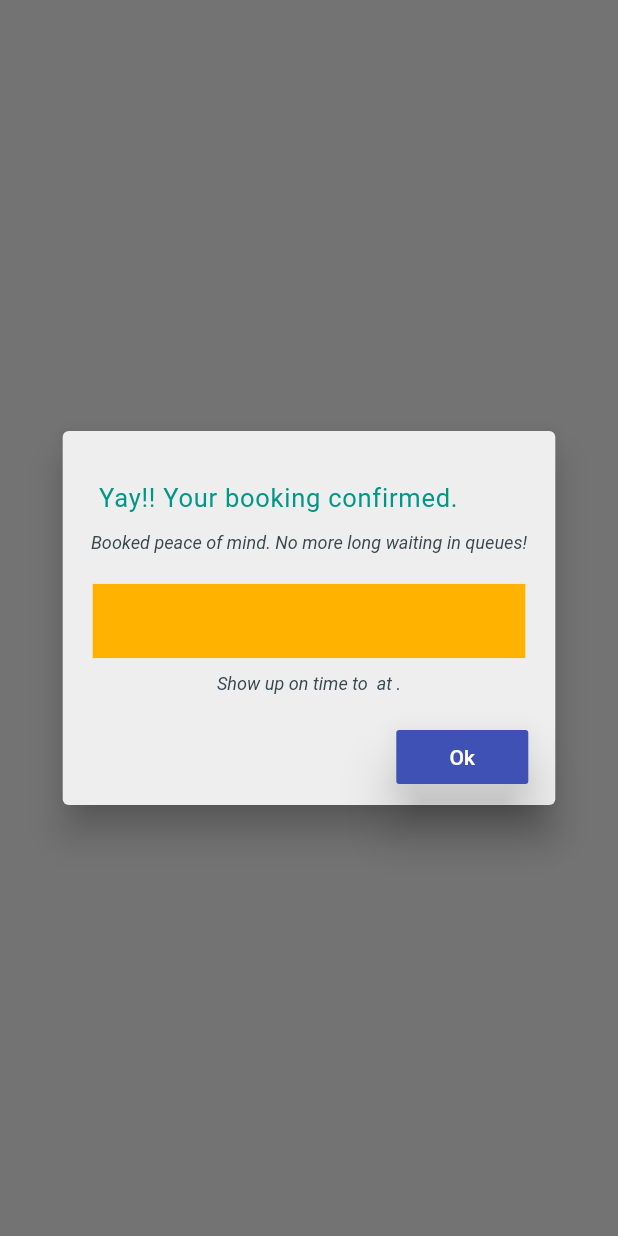
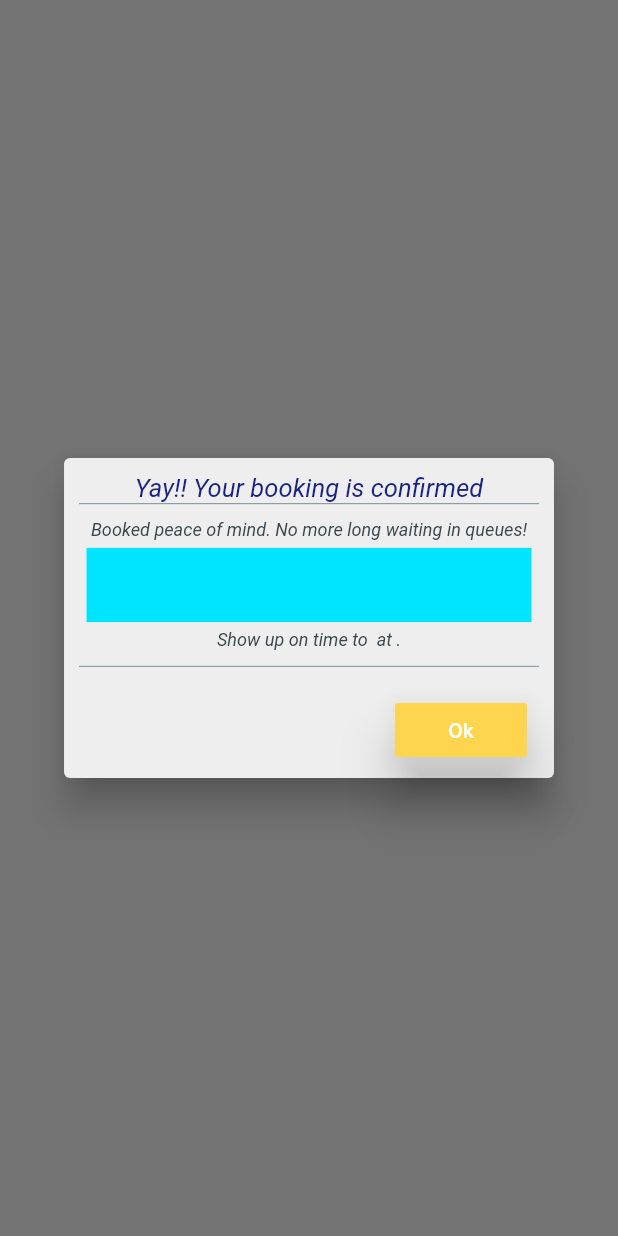
Before and after one commit to ideamango/NoQ, a Flutter app: what showTokenAlert() shows on an empty page, opened directly with empty values, on a phone screen of 412 x 824 dp. Run offline on Flutter 3.47's test engine with Material 2 defaults, Android fonts, the phone set to English and light mode, and no system bars; our stand-ins replace cloud_firestore, firebase_auth, flutter_datetime_picker, geolocator, pinput, progress_dialog and 3 more; missing offline and left inert: barcode_scan, geoflutterfire, map_launcher; accounts and stored records are empty; generated files the repository leaves out were written again; Roboto replaces fonts that are missing (Monsterrat, Montserrat).

Commit message:
Search box and colors changed

```diff
--- a/lib/constants.dart
+++ b/lib/constants.dart
@@ -6,6 +6,11 @@ String homeScreenMsgTxt =
 
 String homeScreenMsgTxt2 = "Avoid rush hours";
 String homeScreenMsgTxt3 = "Be Safe | Save time.";
+
+String tokenHeading = 'Yay!! Your booking is confirmed';
+String tokenTextH1 = "Booked peace of mind. No more long waiting in queues!";
+String tokenTextH2 = "Show up on time to";
+String tokenTextH3 = "Be Safe !! Save Time !!";
 
 String drawerHeaderTxt11 = 'Stay ';
 String drawerHeaderTxt12 = 'Safe!!  ';
--- a/lib/pages/manage_apartment_page.dart
+++ b/lib/pages/manage_apartment_page.dart
@@ -816,7 +816,7 @@ class _ManageApartmentPageState extends State<ManageApartmentPage> {
                 children: <Widget>[
                   Container(
                     decoration: BoxDecoration(
-                        border: Border.all(color: Colors.indigo),
+                        border: Border.all(color: containerColor),
                         color: Colors.grey[50],
                         shape: BoxShape.rectangle,
                         borderRadius: BorderRadius.all(Radius.circular(5.0))),
@@ -889,7 +889,7 @@ class _ManageApartmentPageState extends State<ManageApartmentPage> {
                   ),
                   Container(
                     decoration: BoxDecoration(
-                        border: Border.all(color: Colors.indigo),
+                        border: Border.all(color: containerColor),
                         color: Colors.grey[50],
                         shape: BoxShape.rectangle,
                         borderRadius: BorderRadius.all(Radius.circular(5.0))),
@@ -972,7 +972,7 @@ class _ManageApartmentPageState extends State<ManageApartmentPage> {
                   //THIS CONTAINER
                   Container(
                     decoration: BoxDecoration(
-                        border: Border.all(color: Colors.indigo),
+                        border: Border.all(color: containerColor),
                         color: Colors.grey[50],
                         shape: BoxShape.rectangle,
                         borderRadius: BorderRadius.all(Radius.circular(5.0))),
--- a/lib/pages/token_alert.dart
+++ b/lib/pages/token_alert.dart
@@ -1,4 +1,6 @@
 import 'package:flutter/material.dart';
+import 'package:noq/constants.dart';
+import 'package:noq/widget/widgets.dart';
 import 'package:shared_preferences/shared_preferences.dart';
 
 import '../style.dart';
@@ -44,11 +46,7 @@ Future<String> showTokenAlert(
       barrierDismissible: false,
       builder: (BuildContext context) {
         return new AlertDialog(
-          title: Text(
-            'Yay!! Your booking confirmed.',
-            style: TextStyle(
-                color: Colors.teal, fontFamily: 'Roboto', fontSize: 17.0),
-          ),
+          //  title:
           backgroundColor: Colors.grey[200],
           titleTextStyle: inputTextStyle,
           elevation: 10.0,
@@ -57,20 +55,30 @@ Future<String> showTokenAlert(
               child: Column(
                 mainAxisSize: MainAxisSize.min,
                 children: <Widget>[
-                  Text("Booked peace of mind. No more long waiting in queues!",
-                      style: highlightSubTextStyle),
+                  Text(
+                    tokenHeading,
+                    style: TextStyle(
+                        color: primaryDarkColor,
+                        fontFamily: 'Monsterrat',
+                        fontSize: 17.0),
+                  ),
+                  Divider(color: Colors.blueGrey[400], height: 1),
+                  verticalSpacer,
+                  Text(tokenTextH1, style: highlightSubTextStyle),
                   Container(
                     alignment: Alignment.center,
-                    margin: EdgeInsets.fromLTRB(10, 20, 10, 10),
-                    width: MediaQuery.of(context).size.width * .7,
+                    margin: EdgeInsets.all(5),
+                    width: MediaQuery.of(context).size.width * .72,
                     height: MediaQuery.of(context).size.width * .12,
                     decoration: new BoxDecoration(
-                      color: highlightColor,
+                      color: primaryAccentColor,
                     ),
                     child: Text(tokenNo, style: whiteBoldTextStyle1),
                   ),
-                  Text("Show up on time to $storeName at $time.",
+                  Text(tokenTextH2 + " $storeName at $time.",
                       style: highlightSubTextStyle),
+                  verticalSpacer,
+                  Divider(color: Colors.blueGrey[400], height: 1),
                 ],
               )),
           contentPadding: EdgeInsets.all(10),
@@ -79,7 +87,7 @@ Future<String> showTokenAlert(
               margin: EdgeInsets.fromLTRB(0, 0, 10, 0),
               child: RaisedButton(
                 elevation: 15.0,
-                color: Colors.indigo,
+                color: highlightColor,
                 textColor: Colors.white,
                 child: Text('Ok'),
                 onPressed: () {
--- a/lib/style.dart
+++ b/lib/style.dart
@@ -40,7 +40,7 @@ final drawerdefaultTextStyle = TextStyle(
 );
 
 final highlightBoldTextStyle = TextStyle(
-  color: Colors.blue[700],
+  color: highlightColor,
   fontWeight: FontWeight.w800,
   fontFamily: 'Montserrat',
   letterSpacing: 0.5,
@@ -174,13 +174,19 @@ final homeMsgStyle3 =
 final highlightTextStyle =
     TextStyle(color: Colors.teal, fontFamily: 'Montserrat', fontSize: 20.0);
 
-final Color highlightColor = Colors.amber[600];
+final Color primaryAccentColor = Colors.cyanAccent[400];
+final Color primaryMedColor = Colors.teal[200];
+final Color primaryDarkColor = Colors.indigo[900];
+
+final Color highlightColor = Colors.amber[300];
 final Color unselectedColor = Colors.blueGrey[700];
+final Color disabledColor = Colors.grey[400];
 final BoxDecoration indigoContainer = new BoxDecoration(
     border: Border.all(color: Colors.blueGrey[500]),
     shape: BoxShape.rectangle,
     color: Colors.blueGrey[500],
     borderRadius: BorderRadius.all(Radius.circular(4.0)));
+final Color containerColor = Colors.blueGrey[500];
 final BoxDecoration soildLightContainer = new BoxDecoration(
     border: Border.all(color: Colors.teal[200]),
     shape: BoxShape.rectangle,
@@ -190,8 +196,8 @@ final BoxDecoration soildLightContainer = new BoxDecoration(
 final gradientBackground = new BoxDecoration(
   gradient: new LinearGradient(
       colors: [
+        Colors.cyanAccent[400],
         Colors.tealAccent[400],
-        Colors.cyanAccent[400],
       ],
       begin: const FractionalOffset(0.0, 0.0),
       end: const FractionalOffset(1.0, 0.0),
```
Also changed, not shown: lib/pages/SearchStoresPage.dart (+120 -87 lines), lib/pages/contact_item.dart (+3 -5 lines), lib/pages/showSlotsPage.dart (+60 -22 lines), lib/widget/appbar.dart (+7 -3 lines).
